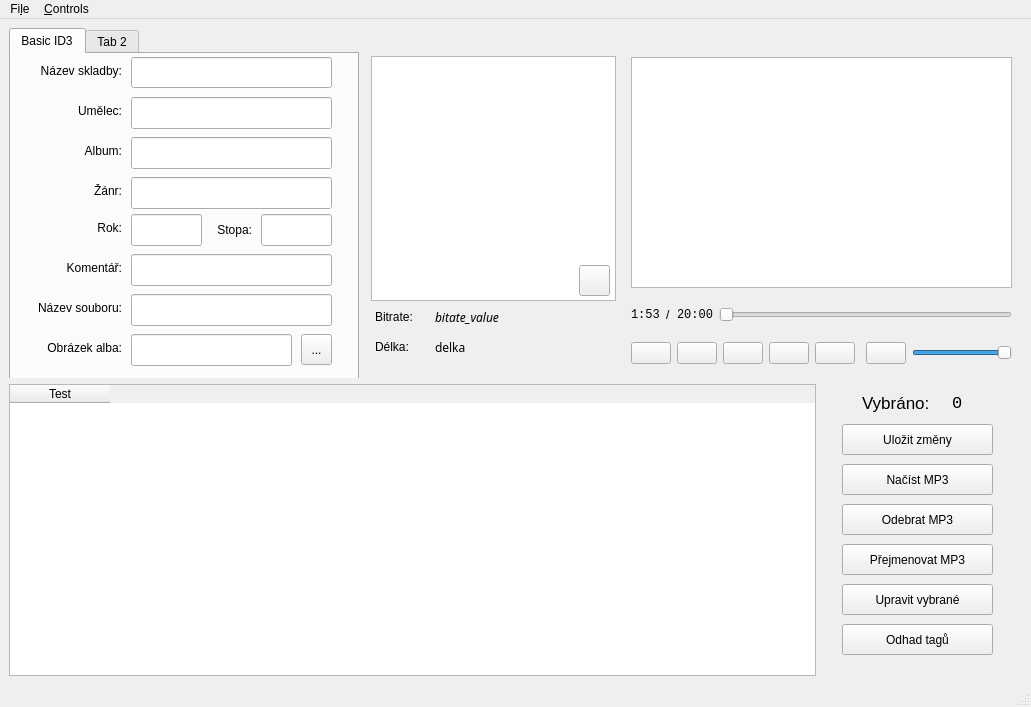
This is ui/new_window.ui in bezoadam/MUL as Qt 5 draws it before an edit. The edited form follows.
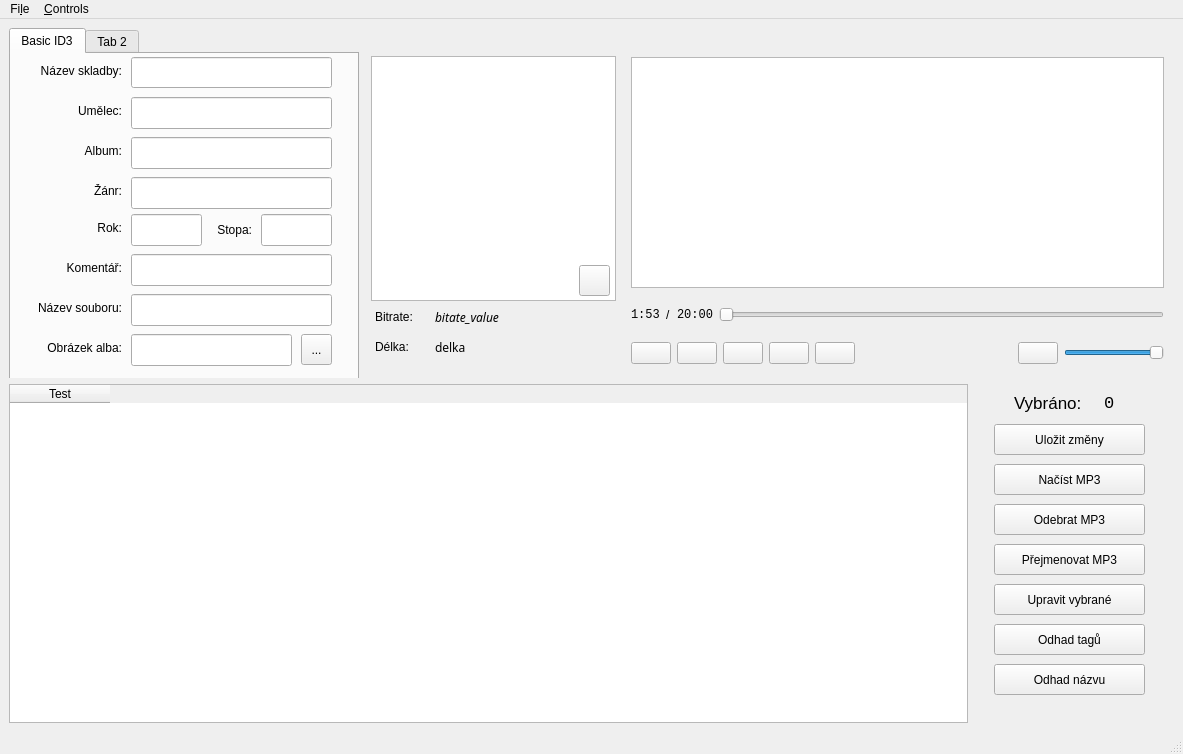
This is the edited form. Icons and pictures are not drawn. Custom widgets are drawn as their Qt base class.

Commit message: Add guess name button, guess name logic

What changed in the file:
```diff
--- a/ui/new_window.ui
+++ b/ui/new_window.ui
@@ -6,8 +6,8 @@
    <rect>
     <x>0</x>
     <y>0</y>
-    <width>991</width>
-    <height>707</height>
+    <width>1183</width>
+    <height>754</height>
    </rect>
   </property>
   <property name="windowTitle">
@@ -942,6 +942,19 @@
             <string>Odhad tagů</string>
            </property>
           </widget>
+          <widget class="QPushButton" name="guessNameButton">
+           <property name="geometry">
+            <rect>
+             <x>20</x>
+             <y>280</y>
+             <width>151</width>
+             <height>31</height>
+            </rect>
+           </property>
+           <property name="text">
+            <string>Odhad názvu</string>
+           </property>
+          </widget>
          </widget>
         </item>
        </layout>
@@ -955,8 +968,8 @@
     <rect>
      <x>0</x>
      <y>0</y>
-     <width>991</width>
-     <height>30</height>
+     <width>1183</width>
+     <height>22</height>
     </rect>
    </property>
    <widget class="QMenu" name="menuFile">
```
The commit also changes 6 other files.
